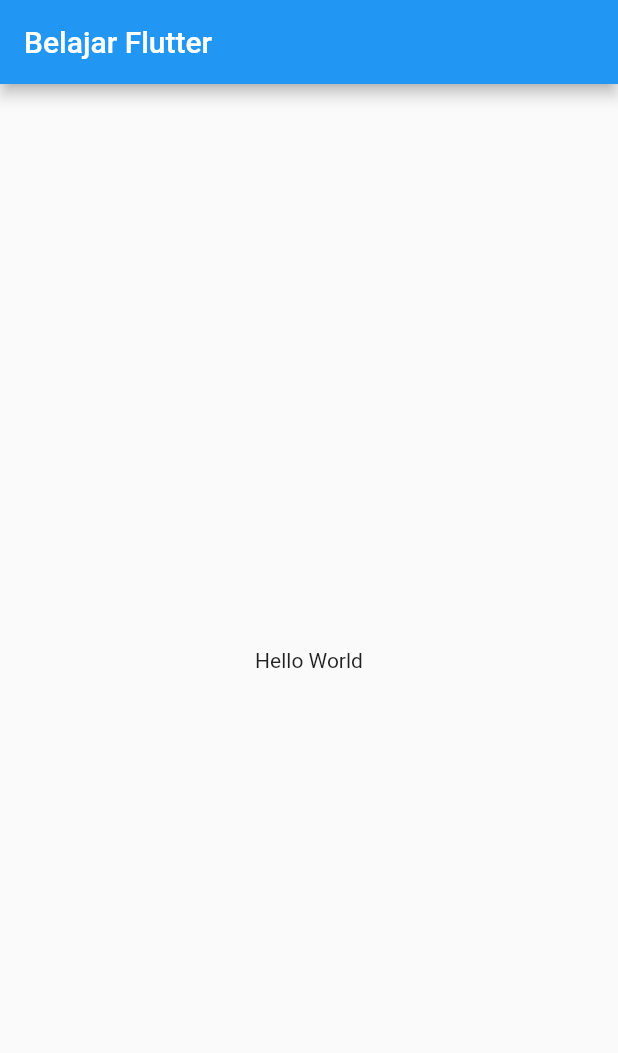
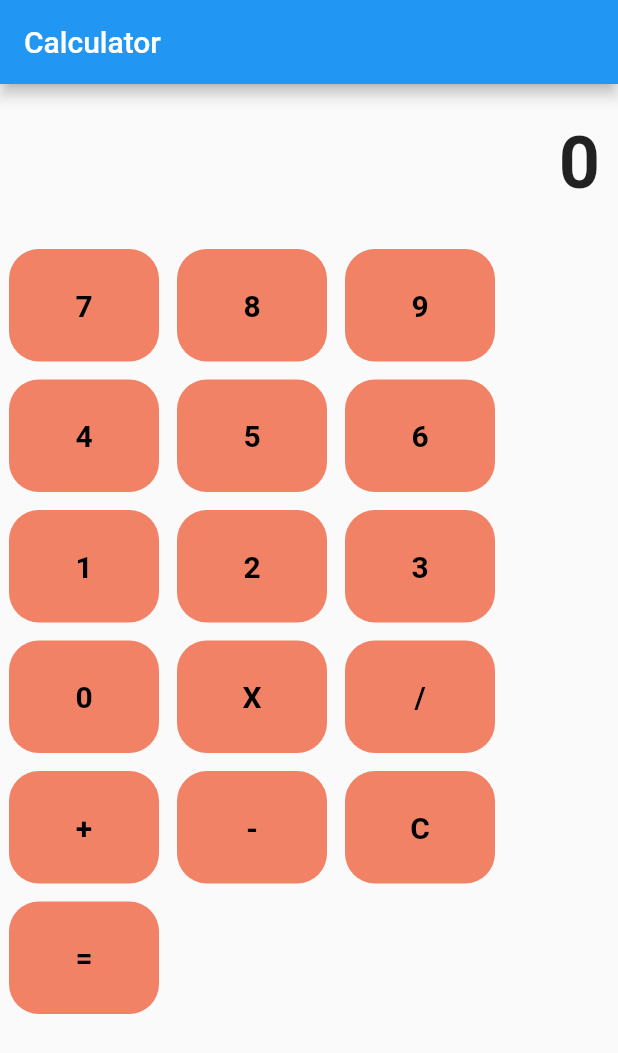
Before and after one commit to tutiwulandari/basic-flutter, a Flutter app: the screen it shows after launch, on a phone screen of 412 x 824 dp. Shown: the top 1053 px of the screen. Run offline on Flutter 3.47's test engine with Material 2 defaults, Android fonts, the phone set to English and light mode, and no system bars.

Commit message:
added calculator

```diff
--- /dev/null
+++ b/lib/calculator.dart
@@ -0,0 +1,92 @@
+import 'package:flutter/material.dart';
+
+class CalculatorApp extends StatefulWidget {
+  CalculatorApp({Key? key, required this.title}) : super(key: key);
+  final String title;
+
+  @override
+  _CalculatorAppState createState() =>  _CalculatorAppState();
+}
+
+class _CalculatorAppState extends State<CalculatorApp> {
+  String output = "0";
+
+  Widget buildButton(String buttonText) {
+    return  Container(
+      width: 100,
+      height:75,
+      margin: EdgeInsets.all(6.0),
+      child:  TextButton(
+        style: TextButton.styleFrom(
+          backgroundColor: Color(0xffF18265),
+          shape: RoundedRectangleBorder(
+            borderRadius: BorderRadius.circular(20),
+          ),
+          padding:  EdgeInsets.all(26.0),
+        ),
+        onPressed: () {},
+        child:  Text(
+          buttonText,
+          style: TextStyle(
+              fontSize: 20.0, fontWeight: FontWeight.bold, color: Colors.black),
+        ),
+      ),
+    );
+  }
+
+  @override
+  Widget build(BuildContext context) {
+    return  Scaffold(
+      appBar:  AppBar(title: Text(widget.title)),
+      body:  Container(
+        child:  Column(children: <Widget>[
+           Container(
+            alignment: Alignment.centerRight,
+            padding:  EdgeInsets.symmetric(vertical: 24.0, horizontal: 12.0),
+            child:  Text(
+              output,
+              style:  TextStyle(fontSize: 48.0, fontWeight: FontWeight.bold),
+            ),
+          ),
+          //  Expanded(
+          //   child:  Divider(),
+          // ),
+           Column(children: [
+
+             Row(children: [
+              buildButton("7"),
+              buildButton("8"),
+              buildButton("9"),
+            ]),
+             Row(children: [
+              buildButton("4"),
+              buildButton("5"),
+              buildButton("6"),
+            ]),
+             Row(children: [
+              buildButton("1"),
+              buildButton("2"),
+              buildButton("3"),
+            ]),
+             Row(children: [
+              buildButton("0"),
+              buildButton("X"),
+              buildButton("/"),
+            ]),
+             Row(children: [
+              buildButton("+"),
+              buildButton("-"),
+              buildButton("C"),
+            ]),
+             Row(
+              children: [
+
+                buildButton("="),
+              ],
+            )
+          ])
+        ]),
+      ),
+    );
+  }
+}
--- a/lib/main.dart
+++ b/lib/main.dart
@@ -1,4 +1,5 @@
 import 'package:flutter/material.dart';
+import 'package:projects/calculator.dart';
 
 void main() {
   runApp(MyApp());
@@ -8,35 +9,11 @@ class MyApp extends StatelessWidget {
   @override
   Widget build(BuildContext context) {
     return MaterialApp(
-      title: 'Flutter Demo',
+      title: 'Calculator',
       theme: ThemeData(
         primarySwatch: Colors.blue,
       ),
-      home: MyHomePage(title: 'Belajar Flutter'),
+      home: CalculatorApp(title: 'Calculator'),
     );
   }
 }
-
-//constructor
-class MyHomePage extends StatefulWidget {
-  MyHomePage({Key? key, required this.title}) : super(key: key);
-  final String title;
-
-  @override
-  _MyHomePageState createState() => _MyHomePageState();
-}
-
-class _MyHomePageState extends State<MyHomePage> {
-
-  @override
-  Widget build(BuildContext context) {
-    return Scaffold(
-      appBar: AppBar(
-        title: Text(widget.title),
-      ),
-      body: Center(
-        child: Text('Hello World'),
-      ),
-    );
-  }
-}
```
Also changed, not shown: lib/ResultDisplay.dart (added, +22 -0 lines), lib/my_home_page.dart (added, +45 -0 lines).
